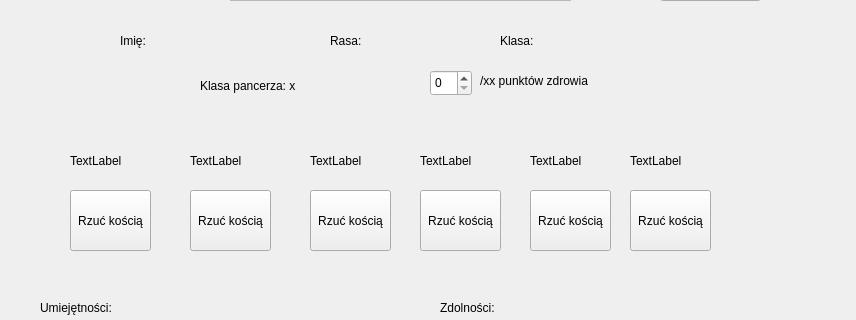
This is mainwindow.ui in Kenzocenzo/project_rpg as Qt 5 draws it before an edit; both pictures show x 0 to 856 and y 270 to 590 of the 856 by 748 pixel window. The edited form follows.
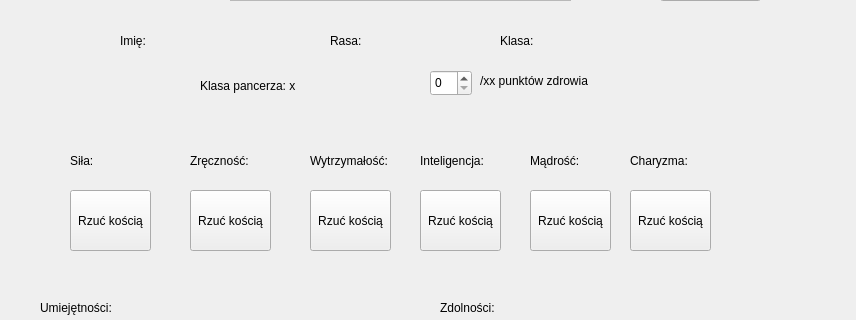
This is the edited form.

```diff
--- a/mainwindow.ui
+++ b/mainwindow.ui
@@ -75,8 +75,11 @@
       <height>41</height>
      </rect>
     </property>
+    <property name="autoFillBackground">
+     <bool>false</bool>
+    </property>
     <property name="text">
-     <string>TextLabel</string>
+     <string>Siła: </string>
     </property>
    </widget>
    <widget class="QLabel" name="statLabel_2">
@@ -89,7 +92,7 @@
      </rect>
     </property>
     <property name="text">
-     <string>TextLabel</string>
+     <string>Zręczność: </string>
     </property>
    </widget>
    <widget class="QPushButton" name="rollButton_2">
@@ -110,12 +113,12 @@
      <rect>
       <x>310</x>
       <y>410</y>
-      <width>71</width>
+      <width>91</width>
       <height>41</height>
      </rect>
     </property>
     <property name="text">
-     <string>TextLabel</string>
+     <string>Wytrzymałość: </string>
     </property>
    </widget>
    <widget class="QPushButton" name="rollButton_3">
@@ -136,12 +139,12 @@
      <rect>
       <x>420</x>
       <y>410</y>
-      <width>71</width>
+      <width>91</width>
       <height>41</height>
      </rect>
     </property>
     <property name="text">
-     <string>TextLabel</string>
+     <string>Inteligencja: </string>
     </property>
    </widget>
    <widget class="QPushButton" name="rollButton_4">
@@ -167,7 +170,7 @@
      </rect>
     </property>
     <property name="text">
-     <string>TextLabel</string>
+     <string>Mądrość: </string>
     </property>
    </widget>
    <widget class="QPushButton" name="rollButton_5">
@@ -193,7 +196,7 @@
      </rect>
     </property>
     <property name="text">
-     <string>TextLabel</string>
+     <string>Charyzma: </string>
     </property>
    </widget>
    <widget class="QPushButton" name="rollButton_6">
```
Left out of the diff: 4 changed lines with no effect on the pictures.
